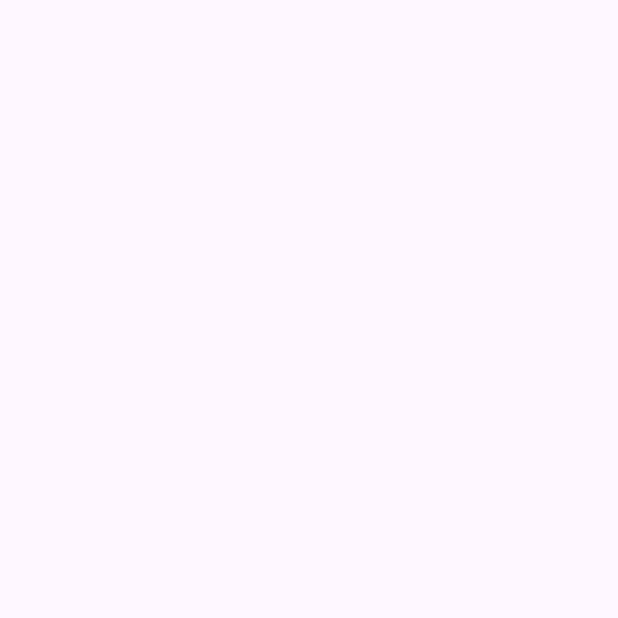
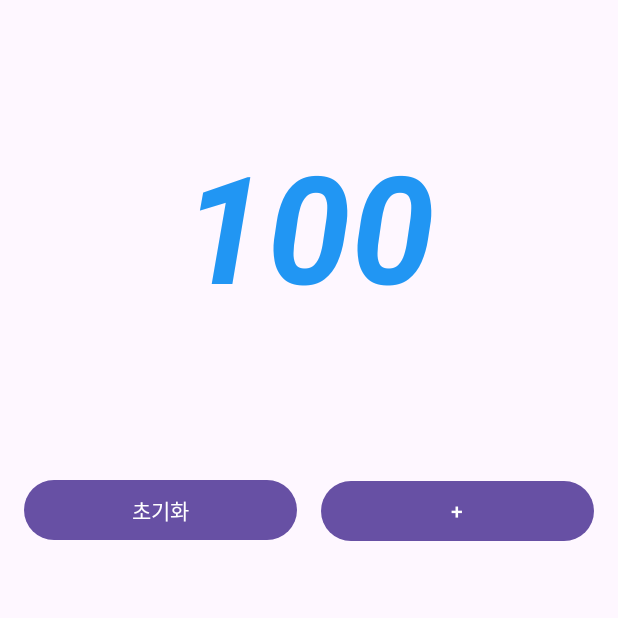
Before and after one commit to fastcampus-kotlin/chapter02, an Android app: the screen it shows after launch (MainActivity), on a phone screen of 412 x 824 dp, the top half of it. Before the commit the part shown is empty. Run offline under Robolectric (Android 15) with nearby library versions, the phone set to English and light mode, and no system bars.

Commit message:
03. 숫자세기 UI 그리기(2)

```diff
--- a/app/src/main/res/layout/activity_main.xml
+++ b/app/src/main/res/layout/activity_main.xml
@@ -8,6 +8,36 @@
     android:orientation="vertical"
     tools:context=".MainActivity">
 
+    <TextView
+        android:layout_width="match_parent"
+        android:layout_height="300dp"
+        android:text="100"
+        android:textSize="100sp"
+        android:textColor="@color/blue"
+        android:textStyle="bold|italic"
+        android:gravity="center" />
 
+    <LinearLayout
+        android:layout_width="match_parent"
+        android:layout_height="wrap_content"
+        android:orientation="horizontal">
+
+    <Button
+        android:layout_width="0dp"
+        android:layout_height="wrap_content"
+        android:text="초기화"
+        android:layout_weight="1"
+        android:layout_marginTop="16dp"
+        android:layout_marginBottom="16dp"
+        android:layout_marginStart="16dp" />
+
+    <Button
+        android:layout_width="0dp"
+        android:layout_height="wrap_content"
+        android:text="+"
+        android:layout_weight="1"
+        android:layout_margin="16dp"/>
+
+    </LinearLayout>
 
 </LinearLayout>
--- a/app/src/main/res/values/colors.xml
+++ b/app/src/main/res/values/colors.xml
@@ -2,4 +2,5 @@
 <resources>
     <color name="black">#FF000000</color>
     <color name="white">#FFFFFFFF</color>
+    <color name="blue">#2196F3</color>
 </resources>
```
